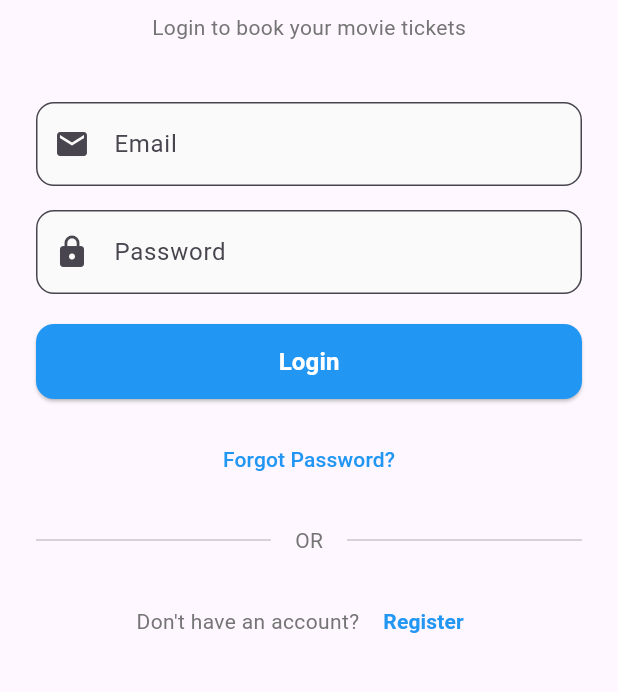
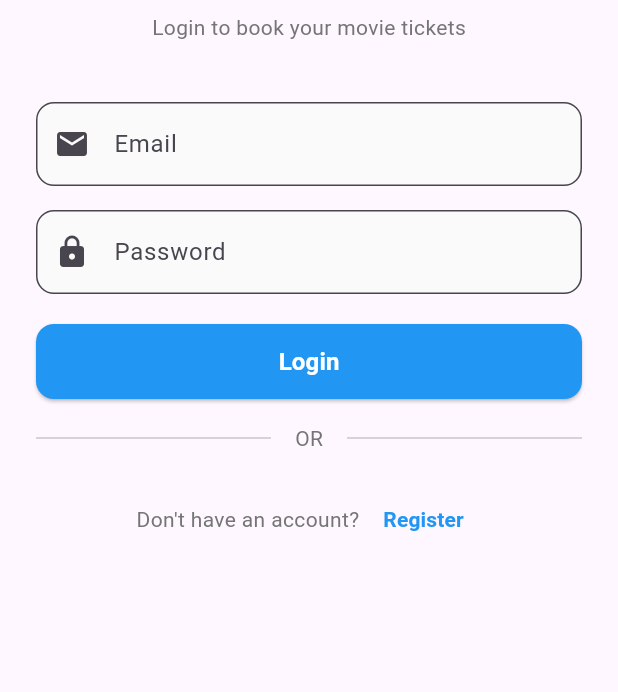
Before and after one commit to Febriyanputra23/CINEMA_PRO, a Flutter app: the screen it shows after launch, on a phone screen of 412 x 824 dp, the part 309-1001 px from its top. Run offline on Flutter 3.47's test engine with Material 3 defaults, Android fonts, the phone set to English and light mode, and no system bars; our stand-ins replace cloud_firestore, firebase_auth, firebase_core, qr_flutter; accounts and stored records are empty.

Commit message:
update login lagi

```diff
--- a/lib/screens/auth/login_screen_rakha.dart
+++ b/lib/screens/auth/login_screen_rakha.dart
@@ -159,16 +159,6 @@ class _LoginScreen_RakhaState extends State<LoginScreen_Rakha> {
                       ),
                 SizedBox(height: 16),
 
-                // Forgot Password
-                Align(
-                  child: TextButton(
-                    onPressed: () {},
-                    child: Text('Forgot Password?',
-                        style: TextStyle(color: Colors.blue)),
-                  ),
-                ),
-                SizedBox(height: 20),
-
                 // Divider
                 Row(
                   children: [
```
